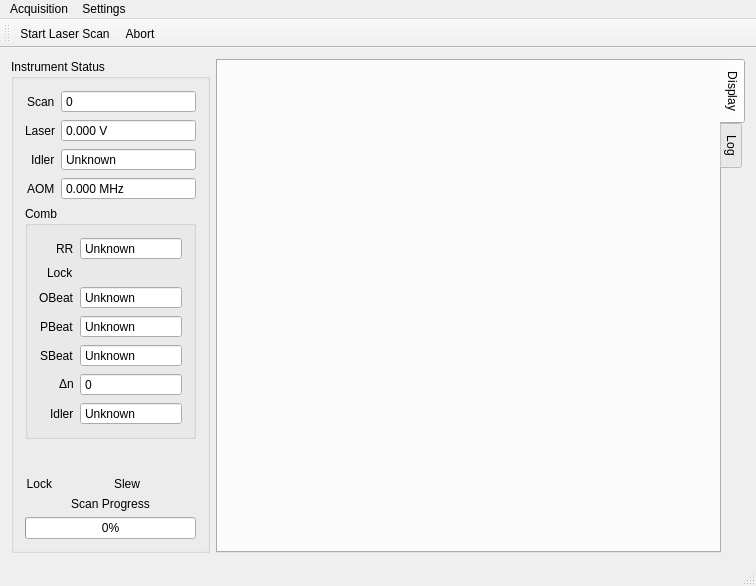
Above: mainwindow.ui from kncrabtree/nicerohms before the change. Below: the same form after it.
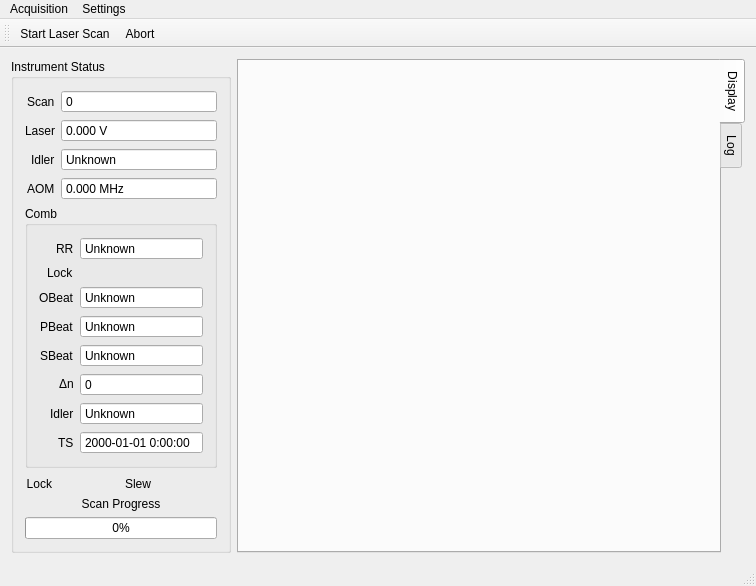
That is the form after the change. Icons and pictures are not drawn. Custom widgets are drawn as their Qt base class.

Commit message: Add comb reading timestamp on UI

What changed in the file:
```diff
--- a/mainwindow.ui
+++ b/mainwindow.ui
@@ -322,6 +322,26 @@
             </property>
            </widget>
           </item>
+          <item row="7" column="0">
+           <widget class="QLabel" name="tSLabel">
+            <property name="text">
+             <string>TS</string>
+            </property>
+           </widget>
+          </item>
+          <item row="7" column="1">
+           <widget class="QDateTimeEdit" name="tsDateTimeEdit">
+            <property name="readOnly">
+             <bool>true</bool>
+            </property>
+            <property name="buttonSymbols">
+             <enum>QAbstractSpinBox::NoButtons</enum>
+            </property>
+            <property name="displayFormat">
+             <string>yyyy-MM-dd H:mm:ss</string>
+            </property>
+           </widget>
+          </item>
          </layout>
         </widget>
        </item>
```
Left out of the diff: 2 changed lines with no effect on the pictures. The commit also changes 1 other file.
